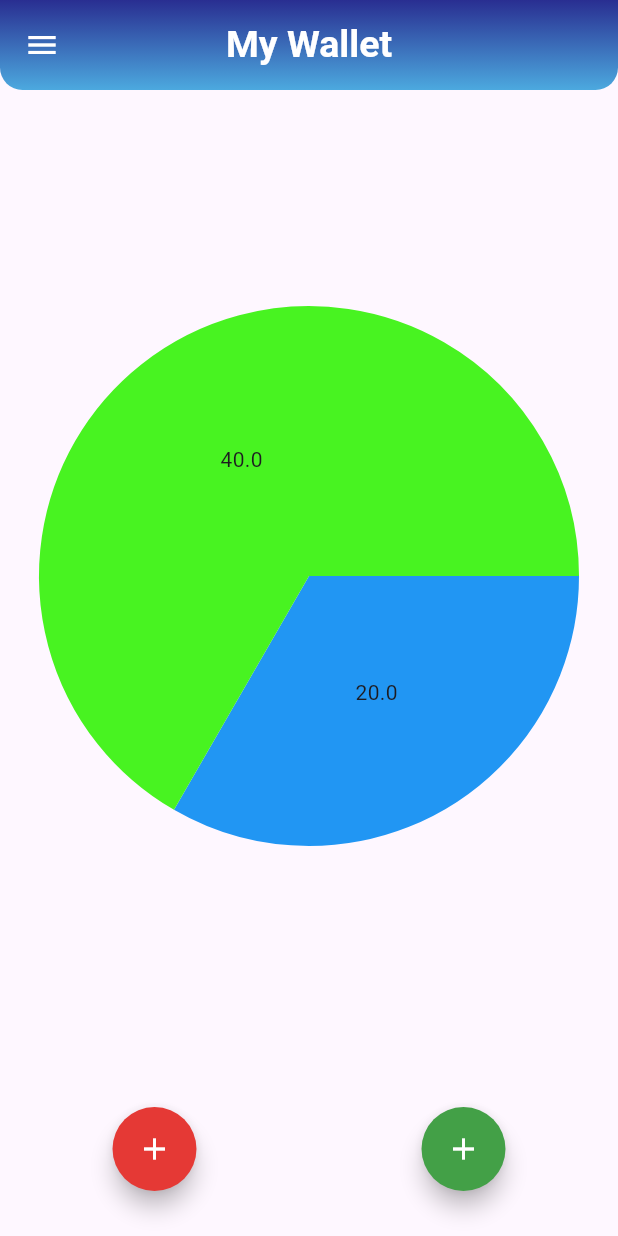
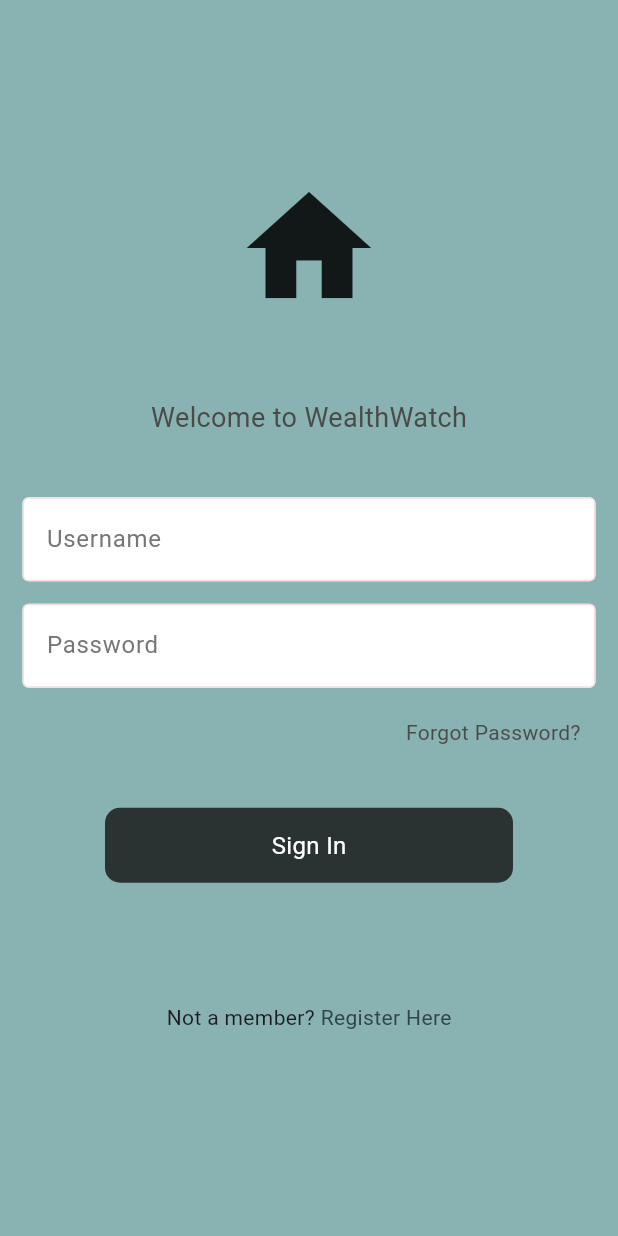
Before and after one commit to TheRealSlimShadies/WealthWatch, a Flutter app: the screen it shows after launch, on a phone screen of 412 x 824 dp. Run offline on Flutter 3.47's test engine with Material 3 defaults, Android fonts, the phone set to English and light mode, and no system bars; drawn by our look-alikes of fl_chart; Roboto replaces fonts that are missing (MVBoli).

Commit message:
added the login page design

```diff
--- a/src/lib/Authentication/login.dart
+++ b/src/lib/Authentication/login.dart
@@ -0,0 +1,90 @@
+  // ignore_for_file: prefer_const_constructors, prefer_const_literals_to_create_immutables
+
+  import "package:flutter/material.dart";
+  import "package:flutter/services.dart";
+  import "package:flutter/widgets.dart";
+  import "package:wealthwatch/Components/mybutton.dart";
+  import "package:wealthwatch/Components/mytextfield.dart";
+
+  class Login extends StatelessWidget {
+    Login({super.key});
+
+    void signUserIn()
+    {
+
+    }
+
+    @override
+    Widget build(BuildContext context) {
+      final emailController = TextEditingController();
+      final passwordController = TextEditingController();
+
+      return Scaffold(
+        backgroundColor: Color.fromARGB(255, 137, 178, 178),
+        body: SafeArea(
+          child:Center(
+            child: SingleChildScrollView(
+              physics:ClampingScrollPhysics(),
+              child: Column(
+                children: [
+                  //SizedBox(height: 20),
+
+                  Icon(Icons.home,
+                  size:100,),
+
+                  SizedBox(height: 50),
+
+                  Text("Welcome to WealthWatch",
+                  style: TextStyle(fontSize: 18,color: const Color.fromARGB(255, 74, 74, 72)),),
+
+                  SizedBox(height: 40,),
+
+                  MyTextField(controller:emailController,hintText: "Username", obscureText: false),
+
+                  SizedBox(height: 15),
+
+                  MyTextField(controller:passwordController,hintText: "Password", obscureText: true),
+
+                  SizedBox(height: 20 ),
+
+                  Padding(
+                    padding: const EdgeInsets.symmetric(horizontal: 25.0),
+                    child: Row(
+                      mainAxisAlignment: MainAxisAlignment.end,
+
+                      children: [
+                        Text("Forgot Password?",
+                        style: TextStyle(color: Color.fromARGB(255, 76, 75, 75)),),
+                      ],
+                    ),
+                  ),
+
+                  SizedBox(height: 40),
+
+                  MyButton(onTap:() {
+                    Navigator.pushNamed(context, '/homepage');
+                  },
+
+                  //signUserIn
+                  ),
+
+                  SizedBox(height: 80),
+
+                  Row(
+                    mainAxisAlignment: MainAxisAlignment.center,
+                    children: [
+                      Text("Not a member? "),
+                      Text("Register Here", style: TextStyle(color: const Color.fromARGB(255, 49, 68, 78)),)
+                    ],
+                  ),
+
+                  SizedBox(height: 20,)
+
+                ],
+              ),
+            ),
+          )
+        ),
+      );
+    }
+  }
--- a/src/lib/Authentication/register.dart
+++ b/src/lib/Authentication/register.dart
@@ -0,0 +1,12 @@
+import "package:flutter/material.dart";
+
+class Register extends StatelessWidget {
+  const Register({super.key});
+
+  @override
+  Widget build(BuildContext context) {
+    return Scaffold(
+
+    );
+  }
+}
--- /dev/null
+++ b/src/lib/Components/mybutton.dart
@@ -0,0 +1,34 @@
+// ignore_for_file: avoid_unnecessary_containers, prefer_const_constructors
+
+import "package:flutter/material.dart";
+
+class MyButton extends StatelessWidget {
+
+final Function()? onTap;
+
+  const MyButton({super.key, required this.onTap,});
+
+
+  @override
+  Widget build(BuildContext context) {
+    return GestureDetector(
+      onTap: onTap,
+      child: Padding(
+        padding: const EdgeInsets.symmetric(horizontal: 70),
+        child: Container(
+          height: 50,
+          decoration: BoxDecoration(
+            color: Color.fromARGB(221, 28, 30, 30),
+            borderRadius: BorderRadius.circular(10),
+            ),
+          child: Center(
+            child: Text("Sign In",
+            style: TextStyle(color: Colors.white,
+            fontWeight:FontWeight.normal,
+            fontSize: 16 ))
+            ),
+        ),
+      ),
+    );
+  }
+}
--- /dev/null
+++ b/src/lib/Components/mytextfield.dart
@@ -0,0 +1,43 @@
+// ignore_for_file: prefer_const_constructors
+
+
+import "package:flutter/material.dart";
+
+class MyTextField extends StatelessWidget {
+  final controller;
+  final String hintText;
+  final bool obscureText;
+
+  const MyTextField({
+    super.key,
+    required this.controller,
+    required this.hintText,
+    required this.obscureText
+    });
+
+
+
+  @override
+  Widget build(BuildContext context) {
+    return Padding(
+                padding: EdgeInsets.symmetric(horizontal: 15),
+                child: TextField(
+                  controller: controller,
+                  obscureText: obscureText,
+                  decoration: InputDecoration(
+                    enabledBorder:OutlineInputBorder(
+                      borderSide: BorderSide(color: Color.fromARGB(255, 246, 222, 222))
+                    ),
+                    focusedBorder: OutlineInputBorder(
+                      borderSide: BorderSide(color: Color.fromARGB(255, 65, 63, 63))
+                    ),
+                    fillColor: Color.fromARGB(255, 255, 255, 255),
+                    filled: true,
+                    hintText: hintText,
+                    hintStyle: TextStyle(color: Color.fromARGB(255, 118, 118, 118))
+
+                  ),
+                ),
+              );
+  }
+}
--- a/src/lib/Pages/addIncome.dart
+++ b/src/lib/Pages/addIncome.dart
@@ -1,4 +1,4 @@
-// ignore_for_file: prefer_const_literals_to_create_immutables, prefer_const_constructors
+// ignore_for_file: prefer_const_literals_to_create_immutables, prefer_const_constructors, unused_local_variable
 
 
 
--- a/src/lib/Pages/dropDownMenu.dart
+++ b/src/lib/Pages/dropDownMenu.dart
@@ -1,6 +1,7 @@
 import 'package:flutter/material.dart';
 
 class MyDropdownMenu extends StatefulWidget {
+
   @override
   _MyDropdownMenuState createState() => _MyDropdownMenuState();
 }
--- a/src/lib/Pages/home_page.dart
+++ b/src/lib/Pages/home_page.dart
@@ -36,6 +36,10 @@ class Home extends StatelessWidget {
                   end: Alignment.topCenter,
                 )),
           ),
+          actions: [Padding(
+            padding: const EdgeInsets.only(right: 10),
+            child: Icon(Icons.logout_outlined),
+          )],
         ),
       drawer: Drawer(
         backgroundColor: Color.fromARGB(197, 255, 255, 255),
--- a/src/lib/main.dart
+++ b/src/lib/main.dart
@@ -1,4 +1,6 @@
 import 'package:flutter/material.dart';
+import 'package:wealthwatch/Authentication/login.dart';
+import 'package:wealthwatch/Authentication/register.dart';
 import 'package:wealthwatch/Buttons/expenseButton.dart';
 import 'package:wealthwatch/Buttons/incomeButton.dart';
 import 'package:wealthwatch/Pages/addIncome.dart';
@@ -20,7 +22,7 @@ class MyApp extends StatelessWidget {
   Widget build(BuildContext context) {
     return MaterialApp(
       debugShowCheckedModeBanner: false,
-      home: Home(),
+      home: Login(),
      routes: {
       '/homepage':(context) => Home(),
       '/statistic':(context) => Statistics(),
@@ -31,6 +33,9 @@ class MyApp extends StatelessWidget {
       '/incbutton':(context) => incomeButton(),
       '/addExpense':(context) => addExpense(),
       '/addIncome':(context) => addIncome(),
+      '/login':(context) => Login(),
+      //'/register':(context) => Register(),
+
 
 
      },
```
